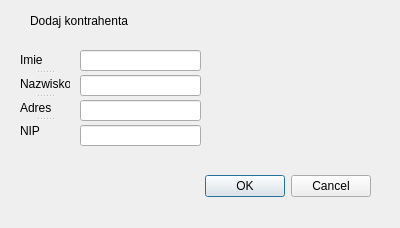
Qt form dialogaddcontractor.ui (KubaSHL/InvoiceGeneratorLabProject) before a commit.
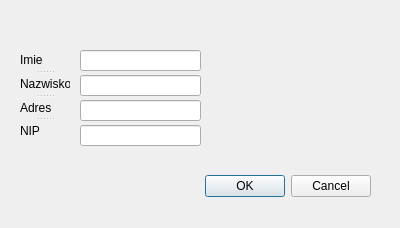
The same form after that commit.

```diff
--- a/dialogaddcontractor.ui
+++ b/dialogaddcontractor.ui
@@ -49,19 +49,6 @@
     </rect>
    </property>
   </widget>
-  <widget class="QLabel" name="label_6">
-   <property name="geometry">
-    <rect>
-     <x>30</x>
-     <y>10</y>
-     <width>101</width>
-     <height>21</height>
-    </rect>
-   </property>
-   <property name="text">
-    <string>Dodaj kontrahenta</string>
-   </property>
-  </widget>
   <widget class="QLineEdit" name="lineEdit_sname">
    <property name="geometry">
     <rect>
```
Left out of the diff: 2 changed lines with no effect on the pictures.
